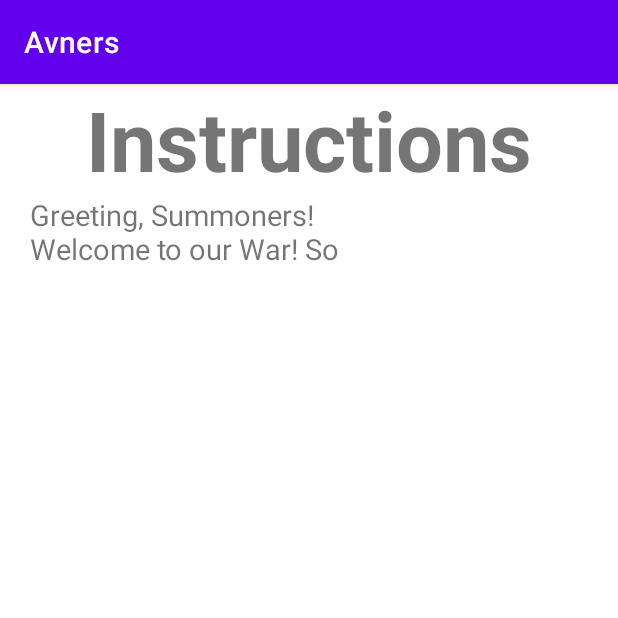
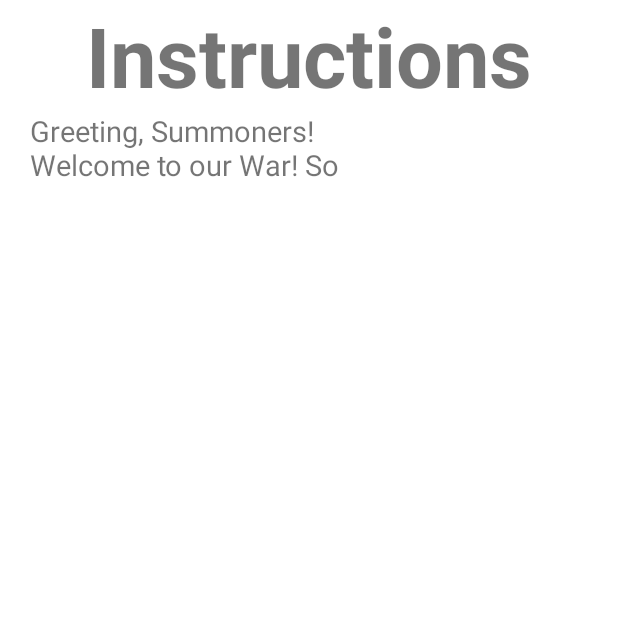
Before and after one commit to Avner152/WarGame, an Android app: the screen it shows after launch (Instructions_Activity), after a tap on "Instructions", on a phone screen of 412 x 824 dp, the top half of it. Run offline under Robolectric (Android 15) with nearby library versions, the phone set to English and light mode, and no system bars.

Commit message:
- Fixed issues with sound in Activity_Game and Instructions_Activity.

```diff
--- a/app/src/main/java/com/example/avners/Instructions_Activity.java
+++ b/app/src/main/java/com/example/avners/Instructions_Activity.java
@@ -18,10 +18,9 @@ public class Instructions_Activity extends AppCompatActivity {
     private String newStr = "";
     private static final int DELAY = 40;
     private TextView tv;
-    private int n = 0;
+    private int curChar = 0;
+    private boolean initChar = false;
     private MediaPlayer mp;
-
-
 
     @Override
     protected void onCreate(Bundle savedInstanceState) {
@@ -29,30 +28,36 @@ public class Instructions_Activity extends AppCompatActivity {
         super.onCreate(savedInstanceState);
         setContentView(R.layout.activity_instructions_);
         tv = findViewById(R.id.R_id_TEXT);
-        playSounds(R.raw.snd_kboard);
         startDelay();
     }
 
     private void playSounds(int rawId) {
         mp = MediaPlayer.create(this, R.raw.snd_kboard);
         mp.start();
-
     }
 
     Runnable r = new  Runnable() {
         @Override
         public void run() {
-            newStr += INSTR_STR.charAt(n++);
-            tv.setText(newStr);
-            if(n < 71)
-                handler.postDelayed(r, 50);
-            else if(n < INSTR_STR.length())
-                handler.postDelayed(r, 25);
-
-             if(n == INSTR_STR.length())
-                mp.stop();
+            printMyStr(++curChar);
         }
     };
+        private void printMyStr(int curChar) {
+            newStr += INSTR_STR.charAt(curChar);
+
+            if(curChar < 70)
+                handler.postDelayed(r, 100);
+            else if(curChar < INSTR_STR.length()-1) {
+                handler.postDelayed(r, 80);
+                if(!mp.isPlaying())
+                    mp.start();
+            }
+            else if(curChar == INSTR_STR.length()-1)
+               stopDelay();
+            tv.setText(newStr);
+
+            }
+
 
 
     private String strId() {
@@ -76,12 +81,21 @@ public class Instructions_Activity extends AppCompatActivity {
     protected void onStart() {
         Log.d("instr.", "Been Started");
         super.onStart();
+        printMyStr(curChar);
+        playSounds(R.raw.snd_kboard);
+
     }
 
     @Override
     protected void onPause() {
         super.onPause();
         mp.stop();
+        stopDelay();
+    }
+
+    @Override
+    protected void onStop() {
+        super.onStop();
     }
 
     private void stopDelay() {
--- a/app/src/main/java/com/example/avners/MainActivity.java
+++ b/app/src/main/java/com/example/avners/MainActivity.java
@@ -18,7 +18,7 @@ public class MainActivity extends AppCompatActivity {
 
     @Override
     protected void onCreate(Bundle savedInstanceState) {
-        Log.d("main", "onCreate: Been Created");
+        Log.d("main", "Been Created");
         super.onCreate(savedInstanceState);
         setContentView(R.layout.activity_main);
 
--- a/app/src/main/res/layout/activity__game.xml
+++ b/app/src/main/res/layout/activity__game.xml
@@ -65,6 +65,7 @@
         android:layout_width="wrap_content"
         android:layout_height="wrap_content"
         android:layout_below="@id/game_LBL_Winner"
+        android:layout_centerHorizontal="true"
         android:layout_centerInParent="true"
         android:textSize="35dp"
         android:text=""
--- a/app/src/main/res/values-night/themes.xml
+++ b/app/src/main/res/values-night/themes.xml
@@ -1,9 +1,9 @@
 <resources xmlns:tools="http://schemas.android.com/tools">
     <!-- Base application theme. -->
-    <style name="Theme.Avners" parent="Theme.MaterialComponents.DayNight.DarkActionBar">
+    <style name="Theme.Avners" parent="Theme.MaterialComponents.DayNight.NoActionBar">
         <!-- Primary brand color. -->
-        <item name="colorPrimary">@color/purple_200</item>
-        <item name="colorPrimaryVariant">@color/purple_700</item>
+        <item name="colorPrimary">@color/darkGrey</item>
+        <item name="colorPrimaryVariant">@color/darkGrey</item>
         <item name="colorOnPrimary">@color/black</item>
         <!-- Secondary brand color. -->
         <item name="colorSecondary">@color/teal_200</item>
--- a/app/src/main/res/values/themes.xml
+++ b/app/src/main/res/values/themes.xml
@@ -1,9 +1,9 @@
 <resources xmlns:tools="http://schemas.android.com/tools">
     <!-- Base application theme. -->
-    <style name="Theme.Avners" parent="Theme.MaterialComponents.DayNight.DarkActionBar">
+    <style name="Theme.Avners" parent="Theme.MaterialComponents.DayNight.NoActionBar">
         <!-- Primary brand color. -->
-        <item name="colorPrimary">@color/purple_500</item>
-        <item name="colorPrimaryVariant">@color/purple_700</item>
+        <item name="colorPrimary">@color/black</item>
+        <item name="colorPrimaryVariant">@color/black</item>
         <item name="colorOnPrimary">@color/white</item>
         <!-- Secondary brand color. -->
         <item name="colorSecondary">@color/teal_200</item>
```
Also changed, not shown: app/src/main/java/com/example/avners/Activity_Game.java (+35 -23 lines), app/src/main/res/layout/activity_main.xml (+15 -2 lines).
